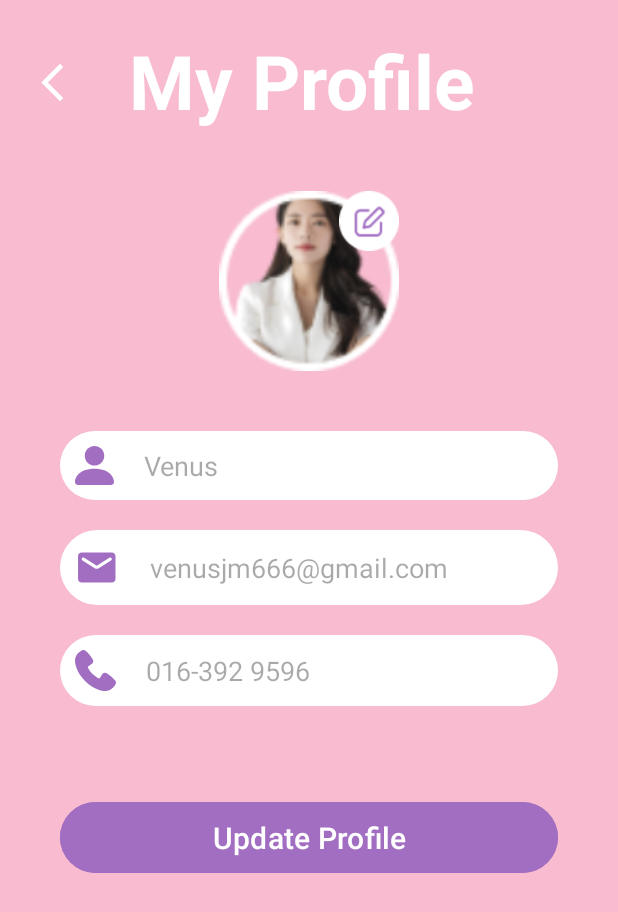
After one commit to EzraDagang/Aura, an Android app: the EditProfileFragment screen opened through its navigation route, on a phone screen of 412 x 824 dp. The commit adds this screen. Shown: the top 912 px of the screen. Run offline under Robolectric (Android 15) with nearby library versions, the phone set to English and light mode, and no system bars; Roboto replaces fonts that are not available here.

Commit message:
created the profile settings page

```diff
--- /dev/null
+++ b/app/src/main/java/com/example/aura/Settings/EditProfileFragment.java
@@ -0,0 +1,99 @@
+package com.example.aura.Settings;
+
+import android.os.Bundle;
+
+import androidx.annotation.NonNull;
+import androidx.annotation.Nullable;
+import androidx.fragment.app.Fragment;
+import androidx.navigation.NavController;
+import androidx.navigation.Navigation;
+
+import android.view.LayoutInflater;
+import android.view.View;
+import android.view.ViewGroup;
+import android.widget.Button;
+import android.widget.EditText;
+import android.widget.ImageView;
+
+import com.example.aura.R;
+
+/**
+ * A simple {@link Fragment} subclass.
+ * Use the {@link EditProfileFragment#newInstance} factory method to
+ * create an instance of this fragment.
+ */
+public class EditProfileFragment extends Fragment {
+
+    // TODO: Rename parameter arguments, choose names that match
+    // the fragment initialization parameters, e.g. ARG_ITEM_NUMBER
+    private static final String ARG_PARAM1 = "param1";
+    private static final String ARG_PARAM2 = "param2";
+
+    // TODO: Rename and change types of parameters
+    private String mParam1;
+    private String mParam2;
+
+    public EditProfileFragment() {
+        // Required empty public constructor
+    }
+
+    /**
+     * Use this factory method to create a new instance of
+     * this fragment using the provided parameters.
+     *
+     * @param param1 Parameter 1.
+     * @param param2 Parameter 2.
+     * @return A new instance of fragment EditProfileFragment.
+     */
+    // TODO: Rename and change types and number of parameters
+    public static EditProfileFragment newInstance(String param1, String param2) {
+        EditProfileFragment fragment = new EditProfileFragment();
+        Bundle args = new Bundle();
+        args.putString(ARG_PARAM1, param1);
+        args.putString(ARG_PARAM2, param2);
+        fragment.setArguments(args);
+        return fragment;
+    }
+
+    @Override
+    public void onCreate(Bundle savedInstanceState) {
+        super.onCreate(savedInstanceState);
+        if (getArguments() != null) {
+            mParam1 = getArguments().getString(ARG_PARAM1);
+            mParam2 = getArguments().getString(ARG_PARAM2);
+        }
+    }
+
+    @Override
+    public View onCreateView(LayoutInflater inflater, ViewGroup container,
+                             Bundle savedInstanceState) {
+        // Inflate the layout for this fragment
+        return inflater.inflate(R.layout.fragment_edit_profile, container, false);
+    }
+
+    @Override
+    public void onViewCreated(@NonNull View view, @Nullable Bundle savedInstanceState) {
+        super.onViewCreated(view, savedInstanceState);
+
+        ImageView BackButton = view.findViewById(R.id.backButton);
+        Button BTNUpdateProfile = view.findViewById(R.id.BTNUpdateProfile);
+        EditText ETName = view.findViewById(R.id.ETName);
+        EditText ETEmail = view.findViewById(R.id.ETEmail);
+        EditText ETPhoneNumber = view.findViewById(R.id.ETPhoneNumber);
+
+        BackButton.setOnClickListener(new View.OnClickListener() {
+            @Override
+            public void onClick(View v) {
+                NavController navController = Navigation.findNavController(getView());
+                navController.popBackStack();
+            }
+        });
+
+        BTNUpdateProfile.setOnClickListener(new View.OnClickListener() {
+            @Override
+            public void onClick(View v) {
+
+            }
+        });
+    }
+}
--- /dev/null
+++ b/app/src/main/java/com/example/aura/Settings/SettingsActivity.java
@@ -0,0 +1,26 @@
+package com.example.aura.Settings;
+
+import android.os.Bundle;
+
+import androidx.activity.EdgeToEdge;
+import androidx.appcompat.app.AppCompatActivity;
+import androidx.core.graphics.Insets;
+import androidx.core.view.ViewCompat;
+import androidx.core.view.WindowInsetsCompat;
+
+import com.example.aura.R;
+
+public class SettingsActivity extends AppCompatActivity {
+
+    @Override
+    protected void onCreate(Bundle savedInstanceState) {
+        super.onCreate(savedInstanceState);
+        EdgeToEdge.enable(this);
+        setContentView(R.layout.activity_settings);
+        ViewCompat.setOnApplyWindowInsetsListener(findViewById(R.id.main), (v, insets) -> {
+            Insets systemBars = insets.getInsets(WindowInsetsCompat.Type.systemBars());
+            v.setPadding(systemBars.left, systemBars.top, systemBars.right, systemBars.bottom);
+            return insets;
+        });
+    }
+}
--- /dev/null
+++ b/app/src/main/java/com/example/aura/Settings/settingsFragment.java
@@ -0,0 +1,95 @@
+package com.example.aura.Settings;
+
+import android.media.Image;
+import android.os.Bundle;
+
+import androidx.annotation.NonNull;
+import androidx.annotation.Nullable;
+import androidx.fragment.app.Fragment;
+import androidx.navigation.Navigation;
+
+import android.view.LayoutInflater;
+import android.view.View;
+import android.view.ViewGroup;
+import android.widget.Button;
+import android.widget.ImageView;
+
+import com.example.aura.R;
+
+/**
+ * A simple {@link Fragment} subclass.
+ * Use the {@link settingsFragment#newInstance} factory method to
+ * create an instance of this fragment.
+ */
+public class settingsFragment extends Fragment {
+
+    // TODO: Rename parameter arguments, choose names that match
+    // the fragment initialization parameters, e.g. ARG_ITEM_NUMBER
+    private static final String ARG_PARAM1 = "param1";
+    private static final String ARG_PARAM2 = "param2";
+
+    // TODO: Rename and change types of parameters
+    private String mParam1;
+    private String mParam2;
+
+    public settingsFragment() {
+        // Required empty public constructor
+    }
+
+    /**
+     * Use this factory method to create a new instance of
+     * this fragment using the provided parameters.
+     *
+     * @param param1 Parameter 1.
+     * @param param2 Parameter 2.
+     * @return A new instance of fragment settingsFragment.
+     */
+    // TODO: Rename and change types and number of parameters
+    public static settingsFragment newInstance(String param1, String param2) {
+        settingsFragment fragment = new settingsFragment();
+        Bundle args = new Bundle();
+        args.putString(ARG_PARAM1, param1);
+        args.putString(ARG_PARAM2, param2);
+        fragment.setArguments(args);
+        return fragment;
+    }
+
+    @Override
+    public void onCreate(Bundle savedInstanceState) {
+        super.onCreate(savedInstanceState);
+        if (getArguments() != null) {
+            mParam1 = getArguments().getString(ARG_PARAM1);
+            mParam2 = getArguments().getString(ARG_PARAM2);
+        }
+    }
+
+    @Override
+    public View onCreateView(LayoutInflater inflater, ViewGroup container,
+                             Bundle savedInstanceState) {
+        // Inflate the layout for this fragment
+        return inflater.inflate(R.layout.fragment_settings, container, false);
+    }
+
+    @Override
+    public void onViewCreated(@NonNull View view, @Nullable Bundle savedInstanceState) {
+        super.onViewCreated(view, savedInstanceState);
+
+        ImageView EditProfile = view.findViewById(R.id.EditIcon);
+        Button BTNLogOut = view.findViewById(R.id.BTNLogOut);
+
+
+        EditProfile.setOnClickListener(new View.OnClickListener() {
+            @Override
+            public void onClick(View v) {
+                Navigation.findNavController(view).navigate(R.id.toEditProfile);
+            }
+        });
+
+        BTNLogOut.setOnClickListener(new View.OnClickListener() {
+            @Override
+            public void onClick(View v) {
+
+            }
+        });
+    }
+}
--- a/app/src/main/res/drawable/email_icon.xml
+++ b/app/src/main/res/drawable/email_icon.xml
@@ -1,5 +1,5 @@
 <vector xmlns:android="http://schemas.android.com/apk/res/android" android:autoMirrored="true" android:height="30dp" android:viewportHeight="30" android:viewportWidth="30" android:width="30dp">
 
-    <path android:fillColor="#F8BBD0" android:pathData="M24.5,5H4.5C3.125,5 2,6.125 2,7.5V22.5C2,23.875 3.125,25 4.5,25H24.5C25.875,25 27,23.875 27,22.5V7.5C27,6.125 25.875,5 24.5,5ZM24,10.313L15.825,15.425C15.012,15.938 13.988,15.938 13.175,15.425L5,10.313C4.875,10.242 4.765,10.147 4.677,10.033C4.59,9.919 4.526,9.788 4.491,9.649C4.455,9.51 4.448,9.365 4.47,9.223C4.492,9.081 4.543,8.945 4.619,8.823C4.695,8.701 4.795,8.596 4.913,8.514C5.031,8.432 5.165,8.374 5.306,8.345C5.446,8.316 5.592,8.316 5.732,8.345C5.873,8.374 6.007,8.431 6.125,8.512L14.5,13.75L22.875,8.512C22.993,8.431 23.127,8.374 23.268,8.345C23.408,8.316 23.554,8.316 23.694,8.345C23.835,8.374 23.969,8.432 24.087,8.514C24.205,8.596 24.305,8.701 24.381,8.823C24.457,8.945 24.508,9.081 24.53,9.223C24.552,9.365 24.545,9.51 24.509,9.649C24.474,9.788 24.41,9.919 24.323,10.033C24.235,10.147 24.125,10.242 24,10.313Z"/>
+    <path android:fillColor="@color/purple" android:pathData="M24.5,5H4.5C3.125,5 2,6.125 2,7.5V22.5C2,23.875 3.125,25 4.5,25H24.5C25.875,25 27,23.875 27,22.5V7.5C27,6.125 25.875,5 24.5,5ZM24,10.313L15.825,15.425C15.012,15.938 13.988,15.938 13.175,15.425L5,10.313C4.875,10.242 4.765,10.147 4.677,10.033C4.59,9.919 4.526,9.788 4.491,9.649C4.455,9.51 4.448,9.365 4.47,9.223C4.492,9.081 4.543,8.945 4.619,8.823C4.695,8.701 4.795,8.596 4.913,8.514C5.031,8.432 5.165,8.374 5.306,8.345C5.446,8.316 5.592,8.316 5.732,8.345C5.873,8.374 6.007,8.431 6.125,8.512L14.5,13.75L22.875,8.512C22.993,8.431 23.127,8.374 23.268,8.345C23.408,8.316 23.554,8.316 23.694,8.345C23.835,8.374 23.969,8.432 24.087,8.514C24.205,8.596 24.305,8.701 24.381,8.823C24.457,8.945 24.508,9.081 24.53,9.223C24.552,9.365 24.545,9.51 24.509,9.649C24.474,9.788 24.41,9.919 24.323,10.033C24.235,10.147 24.125,10.242 24,10.313Z"/>
 
 </vector>
--- a/app/src/main/res/drawable/lock_icon.xml
+++ b/app/src/main/res/drawable/lock_icon.xml
@@ -2,6 +2,6 @@
 
     <path android:fillColor="#ffffff" android:pathData="M0,0h30v30h-30z"/>
 
-    <path android:fillColor="#F8BBD0" android:pathData="M7.5,27.5C6.813,27.5 6.224,27.255 5.735,26.766C5.246,26.277 5.001,25.688 5,25V12.5C5,11.813 5.245,11.224 5.735,10.735C6.225,10.246 6.813,10.001 7.5,10H8.75V7.5C8.75,5.771 9.36,4.297 10.579,3.079C11.798,1.86 13.272,1.251 15,1.25C16.728,1.249 18.202,1.859 19.423,3.079C20.642,4.299 21.252,5.773 21.25,7.5V10H22.5C23.188,10 23.776,10.245 24.266,10.735C24.756,11.225 25.001,11.813 25,12.5V25C25,25.688 24.755,26.276 24.266,26.766C23.777,27.256 23.188,27.501 22.5,27.5H7.5ZM15,21.25C15.688,21.25 16.276,21.005 16.766,20.516C17.256,20.027 17.501,19.438 17.5,18.75C17.499,18.062 17.255,17.473 16.766,16.985C16.278,16.497 15.689,16.252 15,16.25C14.311,16.248 13.722,16.493 13.235,16.985C12.748,17.477 12.502,18.065 12.5,18.75C12.498,19.435 12.743,20.024 13.235,20.516C13.727,21.009 14.316,21.253 15,21.25ZM11.25,10H18.75V7.5C18.75,6.458 18.385,5.573 17.656,4.844C16.927,4.115 16.042,3.75 15,3.75C13.958,3.75 13.073,4.115 12.344,4.844C11.615,5.573 11.25,6.458 11.25,7.5V10Z"/>
+    <path android:fillColor="@color/purple" android:pathData="M7.5,27.5C6.813,27.5 6.224,27.255 5.735,26.766C5.246,26.277 5.001,25.688 5,25V12.5C5,11.813 5.245,11.224 5.735,10.735C6.225,10.246 6.813,10.001 7.5,10H8.75V7.5C8.75,5.771 9.36,4.297 10.579,3.079C11.798,1.86 13.272,1.251 15,1.25C16.728,1.249 18.202,1.859 19.423,3.079C20.642,4.299 21.252,5.773 21.25,7.5V10H22.5C23.188,10 23.776,10.245 24.266,10.735C24.756,11.225 25.001,11.813 25,12.5V25C25,25.688 24.755,26.276 24.266,26.766C23.777,27.256 23.188,27.501 22.5,27.5H7.5ZM15,21.25C15.688,21.25 16.276,21.005 16.766,20.516C17.256,20.027 17.501,19.438 17.5,18.75C17.499,18.062 17.255,17.473 16.766,16.985C16.278,16.497 15.689,16.252 15,16.25C14.311,16.248 13.722,16.493 13.235,16.985C12.748,17.477 12.502,18.065 12.5,18.75C12.498,19.435 12.743,20.024 13.235,20.516C13.727,21.009 14.316,21.253 15,21.25ZM11.25,10H18.75V7.5C18.75,6.458 18.385,5.573 17.656,4.844C16.927,4.115 16.042,3.75 15,3.75C13.958,3.75 13.073,4.115 12.344,4.844C11.615,5.573 11.25,6.458 11.25,7.5V10Z"/>
 
 </vector>
--- a/app/src/main/res/drawable/person_icon.xml
+++ b/app/src/main/res/drawable/person_icon.xml
@@ -1,5 +1,5 @@
 <vector xmlns:android="http://schemas.android.com/apk/res/android" android:autoMirrored="true" android:height="26dp" android:viewportHeight="26" android:viewportWidth="26" android:width="26dp">
 
-    <path android:fillColor="#F8BBD0" android:pathData="M2.167,26C2.167,26 0,26 0,23.833C0,21.667 2.167,15.167 13,15.167C23.833,15.167 26,21.667 26,23.833C26,26 23.833,26 23.833,26H2.167ZM13,13C14.724,13 16.377,12.315 17.596,11.096C18.815,9.877 19.5,8.224 19.5,6.5C19.5,4.776 18.815,3.123 17.596,1.904C16.377,0.685 14.724,0 13,0C11.276,0 9.623,0.685 8.404,1.904C7.185,3.123 6.5,4.776 6.5,6.5C6.5,8.224 7.185,9.877 8.404,11.096C9.623,12.315 11.276,13 13,13Z"/>
+    <path android:fillColor="@color/purple" android:pathData="M2.167,26C2.167,26 0,26 0,23.833C0,21.667 2.167,15.167 13,15.167C23.833,15.167 26,21.667 26,23.833C26,26 23.833,26 23.833,26H2.167ZM13,13C14.724,13 16.377,12.315 17.596,11.096C18.815,9.877 19.5,8.224 19.5,6.5C19.5,4.776 18.815,3.123 17.596,1.904C16.377,0.685 14.724,0 13,0C11.276,0 9.623,0.685 8.404,1.904C7.185,3.123 6.5,4.776 6.5,6.5C6.5,8.224 7.185,9.877 8.404,11.096C9.623,12.315 11.276,13 13,13Z"/>
 
 </vector>
--- a/app/src/main/res/drawable/phone_icon.xml
+++ b/app/src/main/res/drawable/phone_icon.xml
@@ -1,5 +1,5 @@
 <vector xmlns:android="http://schemas.android.com/apk/res/android" android:autoMirrored="true" android:height="27dp" android:viewportHeight="27" android:viewportWidth="27" android:width="27dp">
 
-    <path android:fillColor="#F8BBD0" android:fillType="evenOdd" android:pathData="M19.862,26.996C17.915,26.924 12.396,26.162 6.616,20.385C0.838,14.606 0.077,9.09 0.004,7.142C-0.104,4.173 2.17,1.289 4.798,0.163C5.114,0.026 5.46,-0.026 5.803,0.012C6.146,0.05 6.472,0.176 6.752,0.378C8.915,1.954 10.408,4.339 11.69,6.214C11.972,6.626 12.093,7.128 12.029,7.623C11.965,8.118 11.721,8.573 11.344,8.9L8.706,10.859C8.578,10.951 8.488,11.086 8.453,11.239C8.418,11.392 8.439,11.553 8.514,11.691C9.111,12.777 10.174,14.394 11.391,15.611C12.608,16.828 14.303,17.961 15.464,18.626C15.61,18.708 15.781,18.73 15.943,18.69C16.105,18.649 16.246,18.548 16.335,18.407L18.053,15.793C18.368,15.374 18.834,15.093 19.353,15.009C19.871,14.926 20.401,15.046 20.833,15.344C22.736,16.661 24.956,18.128 26.581,20.209C26.8,20.49 26.939,20.825 26.984,21.178C27.029,21.531 26.978,21.89 26.837,22.217C25.705,24.857 22.841,27.106 19.862,26.996Z"/>
+    <path android:fillColor="@color/purple" android:fillType="evenOdd" android:pathData="M19.862,26.996C17.915,26.924 12.396,26.162 6.616,20.385C0.838,14.606 0.077,9.09 0.004,7.142C-0.104,4.173 2.17,1.289 4.798,0.163C5.114,0.026 5.46,-0.026 5.803,0.012C6.146,0.05 6.472,0.176 6.752,0.378C8.915,1.954 10.408,4.339 11.69,6.214C11.972,6.626 12.093,7.128 12.029,7.623C11.965,8.118 11.721,8.573 11.344,8.9L8.706,10.859C8.578,10.951 8.488,11.086 8.453,11.239C8.418,11.392 8.439,11.553 8.514,11.691C9.111,12.777 10.174,14.394 11.391,15.611C12.608,16.828 14.303,17.961 15.464,18.626C15.61,18.708 15.781,18.73 15.943,18.69C16.105,18.649 16.246,18.548 16.335,18.407L18.053,15.793C18.368,15.374 18.834,15.093 19.353,15.009C19.871,14.926 20.401,15.046 20.833,15.344C22.736,16.661 24.956,18.128 26.581,20.209C26.8,20.49 26.939,20.825 26.984,21.178C27.029,21.531 26.978,21.89 26.837,22.217C25.705,24.857 22.841,27.106 19.862,26.996Z"/>
 
 </vector>
--- /dev/null
+++ b/app/src/main/res/layout/activity_settings.xml
@@ -0,0 +1,19 @@
+<?xml version="1.0" encoding="utf-8"?>
+<LinearLayout xmlns:android="http://schemas.android.com/apk/res/android"
+    xmlns:app="http://schemas.android.com/apk/res-auto"
+    xmlns:tools="http://schemas.android.com/tools"
+    android:id="@+id/main"
+    android:orientation="vertical"
+    android:layout_width="match_parent"
+    android:layout_height="match_parent"
+    tools:context=".Settings.SettingsActivity">
+
+    <androidx.fragment.app.FragmentContainerView
+        android:id="@+id/nav_host_fragment"
+        android:name="androidx.navigation.fragment.NavHostFragment"
+        android:layout_width="match_parent"
+        android:layout_height="match_parent"
+        app:defaultNavHost="true"
+        app:navGraph="@navigation/nav_graph_settings"/>
+
+</LinearLayout>
--- /dev/null
+++ b/app/src/main/res/layout/fragment_edit_profile.xml
@@ -0,0 +1,119 @@
+<?xml version="1.0" encoding="utf-8"?>
+<androidx.constraintlayout.widget.ConstraintLayout xmlns:android="http://schemas.android.com/apk/res/android"
+    xmlns:tools="http://schemas.android.com/tools"
+    android:layout_width="match_parent"
+    android:layout_height="match_parent"
+    xmlns:app="http://schemas.android.com/apk/res-auto"
+    android:background="@color/pink"
+    tools:context=".Settings.EditProfileFragment">
+
+    <ImageView
+        android:id="@+id/backButton"
+        android:layout_width="30dp"
+        android:layout_height="30dp"
+        android:src="@drawable/arrow_back"
+        android:clickable="true"
+        android:focusable="true"
+        app:tint="@color/white"
+        app:layout_constraintStart_toStartOf="parent"
+        app:layout_constraintTop_toTopOf="@id/TVMyProfile"
+        android:layout_marginStart="20dp"
+        android:layout_marginTop="20dp"/>
+
+    <TextView
+            android:id="@+id/TVMyProfile"
+            style="@style/LoginSignUpTitleTextStyle"
+            android:layout_width="wrap_content"
+            android:layout_height="wrap_content"
+            android:layout_gravity="center_horizontal"
+            android:text="My Profile"
+            android:layout_marginEnd="10dp"
+            android:layout_marginTop="20dp"
+            app:layout_constraintStart_toStartOf="parent"
+            app:layout_constraintEnd_toEndOf="parent"
+            app:layout_constraintTop_toTopOf="parent"/>
+
+    <ImageView
+        android:id="@+id/profilePicture"
+        android:layout_width="120dp"
+        android:layout_height="120dp"
+        android:src="@drawable/profile_pic"
+        app:layout_constraintStart_toStartOf="parent"
+        app:layout_constraintEnd_toEndOf="parent"
+        app:layout_constraintTop_toBottomOf="@id/TVMyProfile"
+        android:layout_marginTop="40dp"/>
+
+    <ImageView
+        android:id="@+id/EditIcon"
+        android:layout_width="40dp"
+        android:layout_height="40dp"
+        android:src="@drawable/edit_icon"
+        app:layout_constraintTop_toTopOf="@id/profilePicture"
+        app:layout_constraintEnd_toEndOf="@id/profilePicture"/>
+
+
+    <LinearLayout
+        android:layout_width="match_parent"
+        android:layout_height="wrap_content"
+        android:orientation="vertical"
+        app:layout_constraintStart_toStartOf="parent"
+        app:layout_constraintEnd_toEndOf="parent"
+        app:layout_constraintTop_toBottomOf="@id/profilePicture"
+        android:layout_marginTop="20dp">
+
+        <EditText
+            android:id="@+id/ETName"
+            android:layout_width="match_parent"
+            android:layout_height="wrap_content"
+            android:hint="Venus"
+            android:background="@drawable/rounded_edit_text"
+            android:drawableStart="@drawable/person_icon"
+            android:drawablePadding="20dp"
+            android:padding="10dp"
+            android:layout_marginTop="20dp"
+            android:layout_marginStart="40dp"
+            android:layout_marginEnd="40dp"
+            />
+
+        <EditText
+            android:id="@+id/ETEmail"
+            android:layout_width="match_parent"
+            android:layout_height="wrap_content"
+            android:hint="venusjm666@gmail.com"
+            android:background="@drawable/rounded_edit_text"
+            android:drawableStart="@drawable/email_icon"
+            android:drawablePadding="20dp"
+            android:padding="10dp"
+            android:layout_marginTop="20dp"
+            android:layout_marginStart="40dp"
+            android:layout_marginEnd="40dp"/>
+
+        <EditText
+            android:id="@+id/ETPhoneNumber"
+            android:layout_width="match_parent"
+            android:layout_height="wrap_content"
+            android:hint="016-392 9596"
+            android:background="@drawable/rounded_edit_text"
+            android:drawableStart="@drawable/phone_icon"
+            android:drawablePadding="20dp"
+            android:padding="10dp"
+            android:layout_marginTop="20dp"
+            android:layout_marginStart="40dp"
+            android:layout_marginEnd="40dp"/>
+
+
+        <Button
+            android:id="@+id/BTNUpdateProfile"
+            android:layout_width="match_parent"
+            android:layout_height="wrap_content"
+            android:text="Update Profile"
+            style="@style/LoginSignUpEditTextStyle"
+            android:padding="10dp"
+            android:layout_marginTop="60dp"
+            android:layout_marginStart="40dp"
+            android:layout_marginEnd="40dp"
+            android:backgroundTint="@color/purple"/>
+
+    </LinearLayout>
+
+</androidx.constraintlayout.widget.ConstraintLayout>
--- /dev/null
+++ b/app/src/main/res/navigation/nav_graph_settings.xml
@@ -0,0 +1,25 @@
+<?xml version="1.0" encoding="utf-8"?>
+<navigation xmlns:android="http://schemas.android.com/apk/res/android"
+    xmlns:app="http://schemas.android.com/apk/res-auto"
+    xmlns:tools="http://schemas.android.com/tools"
+    android:id="@+id/nav_graph_settings"
+    app:startDestination="@id/settingsFragment">
+    <fragment
+        android:id="@+id/settingsFragment"
+        android:name="com.example.aura.Settings.settingsFragment"
+        android:label="fragment_settings"
+        tools:layout="@layout/fragment_settings" >
+        <action
+            android:id="@+id/toEditProfile"
+            app:destination="@id/editProfileFragment" />
+    </fragment>
+    <fragment
+        android:id="@+id/editProfileFragment"
+        android:name="com.example.aura.Settings.EditProfileFragment"
+        android:label="fragment_edit_profile"
+        tools:layout="@layout/fragment_edit_profile" >
+        <action
+            android:id="@+id/toSettings"
+            app:destination="@id/settingsFragment" />
+    </fragment>
+</navigation>
```
Also changed, not shown: app/src/main/AndroidManifest.xml (+9 -19 lines), app/src/main/res/drawable/birthday_icon.xml (added, +5 -0 lines), app/src/main/res/layout/fragment_settings.xml (added, +159 -0 lines), app/src/main/res/drawable/dark_line.png (added), app/src/main/res/drawable/edit_icon.png (added), app/src/main/res/drawable/profile_page_line.png (added), app/src/main/res/drawable/profile_pic.png (added).
